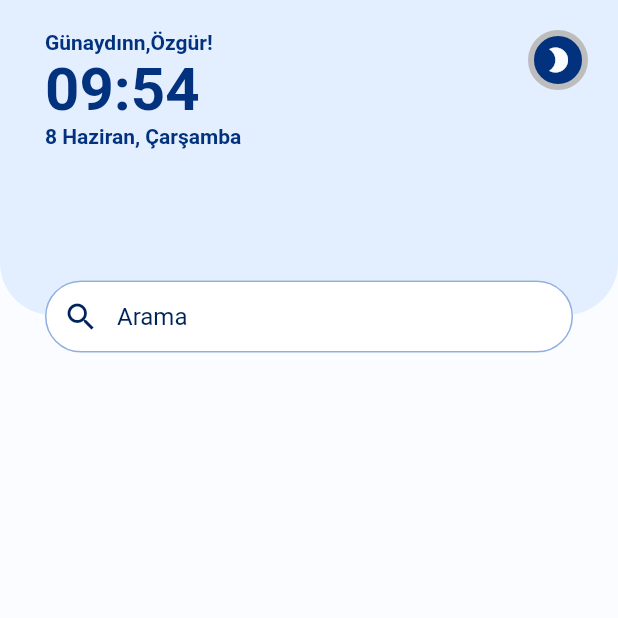
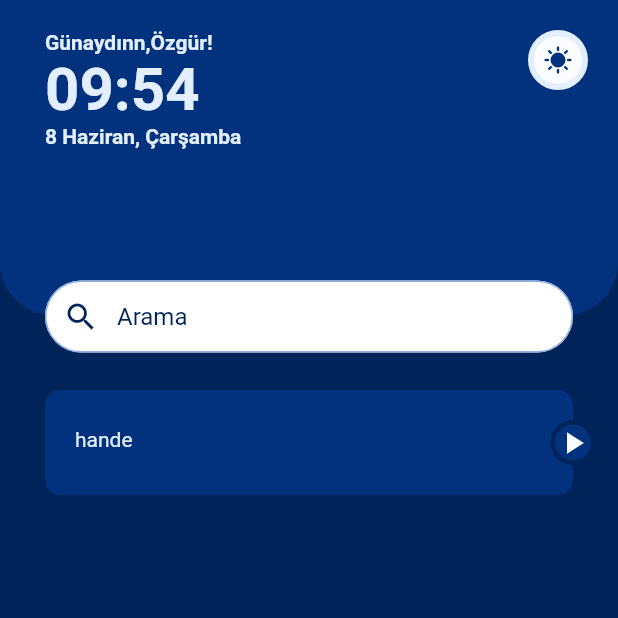
Before and after one commit to handekarai/WorldClockApp, a Flutter app: the screen it shows after launch, on a phone screen of 412 x 824 dp, the top half of it. Run offline on Flutter 3.47's test engine with Material 2 defaults, Android fonts, the phone set to English and light mode, and no system bars.

Commit message:
home screen down part added; detail screen added; detail_text_widget,region_list_item_button,time_container created

```diff
--- a/worldclockapp/lib/view/screen/home_screen.dart
+++ b/worldclockapp/lib/view/screen/home_screen.dart
@@ -2,11 +2,14 @@ import 'package:flutter/material.dart';
 import 'package:worldclockapp/constant.dart';
 import 'package:worldclockapp/view/widget/welcome_widget.dart';
 import 'package:worldclockapp/view/widget/theme_button.dart';
+import 'package:worldclockapp/view/widget/region_list_item_button.dart';
+
+import 'detail_screen.dart';
 
 class HomeScreen extends StatelessWidget {
    HomeScreen({Key? key}) : super(key: key);
 
-  var isLight = true;
+  var isLight = false;
   @override
   Widget build(BuildContext context) {
     return Scaffold(
@@ -62,6 +65,13 @@ class HomeScreen extends StatelessWidget {
                     )
                   ],
                 )),
+                const SizedBox(height: 10.0),
+                SizedBox(
+                  width: MediaQuery.of(context).size.width,
+                  child: RegionListItemButton(isLight: isLight,onPressed: (){
+                    Navigator.push(context, MaterialPageRoute(builder: (context) => DetailScreen(isLight: isLight)));
+                  }),
+                )
         ],
       ),
     );
--- /dev/null
+++ b/worldclockapp/lib/view/widget/region_list_item_button.dart
@@ -0,0 +1,52 @@
+import 'package:flutter/material.dart';
+import 'package:worldclockapp/constant.dart';
+
+
+class RegionListItemButton extends StatelessWidget {
+  const RegionListItemButton({
+    Key? key,
+    required this.isLight, required this.onPressed,
+  }) : super(key: key);
+
+  final bool isLight;
+  final Function onPressed;
+
+  @override
+  Widget build(BuildContext context) {
+    return GestureDetector(
+      onTap: () => onPressed(),
+      child: Stack(
+        children: [
+          Padding(
+            padding: const EdgeInsets.fromLTRB(30.0, 15.0, 30.0, 15.0),
+            child: Container(
+              height: 70.0,
+              width: MediaQuery.of(context).size.width,
+              decoration: BoxDecoration(
+                color: isLight ? lightBlue: dark2Color,
+                borderRadius: BorderRadius.circular(10.0),
+              ),
+              child: Padding(
+                padding: const EdgeInsets.fromLTRB(20.0, 25.0, 20.0, 25.0),
+                child: Text('hande', style: TextStyle( color: isLight ? dark2Color: lightBlue)),
+              ),
+            ),
+          ),
+          Positioned(
+            right: 15.0,
+            top: 35.0,
+            child: Container(
+              height: 30.0,
+              width: 30.0,
+              decoration: BoxDecoration(
+                color:isLight ? lightBlue: dark2Color,
+                borderRadius: BorderRadius.circular(50.0),
+                border: Border.fromBorderSide(BorderSide(color: isLight ? lightBg : darkColor ,width: 3.0)),
+              ),
+              child: Icon(Icons.play_arrow, color: isLight ? dark2Color : lightBg),
+            ))
+        ],
+      ),
+    );
+  }
+}
```
Also changed, not shown: worldclockapp/lib/view/screen/detail_screen.dart (added, +65 -0 lines), worldclockapp/lib/view/widget/detail_text_widget.dart (added, +20 -0 lines), worldclockapp/lib/view/widget/time_container.dart (added, +33 -0 lines).
